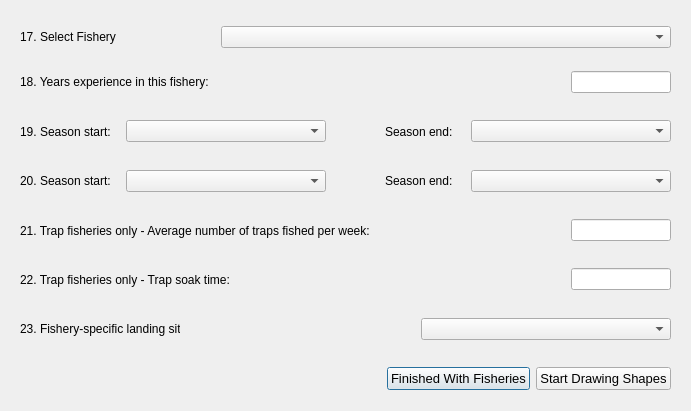
This is oom_st_kitts_nevis/Interview/selectfishery.ui in Ecotrust/openoceanmap-desktop as Qt 5 draws it before an edit. The edited form follows.
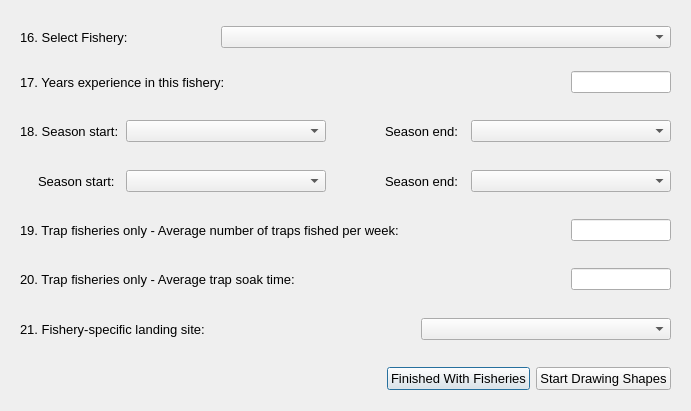
This is the edited form.

Patch:
```diff
--- a/oom_st_kitts_nevis/Interview/selectfishery.ui
+++ b/oom_st_kitts_nevis/Interview/selectfishery.ui
@@ -38,18 +38,23 @@
          <widget class="QLabel" name="fishery_text" >
           <property name="minimumSize" >
            <size>
-            <width>100</width>
+            <width>110</width>
             <height>0</height>
            </size>
           </property>
           <property name="maximumSize" >
            <size>
-            <width>100</width>
+            <width>110</width>
             <height>16777215</height>
            </size>
           </property>
+          <property name="font" >
+           <font>
+            <pointsize>10</pointsize>
+           </font>
+          </property>
           <property name="text" >
-           <string>17. Select Fishery :</string>
+           <string>16. Select Fishery:</string>
           </property>
          </widget>
         </item>
@@ -206,18 +211,23 @@
          <widget class="QLabel" name="label_3" >
           <property name="minimumSize" >
            <size>
-            <width>200</width>
+            <width>210</width>
             <height>0</height>
            </size>
           </property>
           <property name="maximumSize" >
            <size>
-            <width>200</width>
+            <width>210</width>
             <height>16777215</height>
            </size>
           </property>
+          <property name="font" >
+           <font>
+            <pointsize>10</pointsize>
+           </font>
+          </property>
           <property name="text" >
-           <string>18. Years experience in this fishery:</string>
+           <string>17. Years experience in this fishery:</string>
           </property>
          </widget>
         </item>
@@ -274,8 +284,13 @@
             <height>16777215</height>
            </size>
           </property>
+          <property name="font" >
+           <font>
+            <pointsize>10</pointsize>
+           </font>
+          </property>
           <property name="text" >
-           <string>19. Season start:</string>
+           <string>18. Season start:</string>
           </property>
          </widget>
         </item>
@@ -387,6 +402,11 @@
             <height>16777215</height>
            </size>
           </property>
+          <property name="font" >
+           <font>
+            <pointsize>10</pointsize>
+           </font>
+          </property>
           <property name="text" >
            <string>Season end:</string>
           </property>
@@ -497,8 +517,13 @@
             <height>16777215</height>
            </size>
           </property>
+          <property name="font" >
+           <font>
+            <pointsize>10</pointsize>
+           </font>
+          </property>
           <property name="text" >
-           <string>20. Season start:</string>
+           <string>     Season start:</string>
           </property>
          </widget>
         </item>
@@ -610,6 +635,11 @@
             <height>16777215</height>
            </size>
           </property>
+          <property name="font" >
+           <font>
+            <pointsize>10</pointsize>
+           </font>
+          </property>
           <property name="text" >
            <string>Season end:</string>
           </property>
@@ -710,18 +740,23 @@
          <widget class="QLabel" name="label_6" >
           <property name="minimumSize" >
            <size>
-            <width>350</width>
+            <width>390</width>
             <height>0</height>
            </size>
           </property>
           <property name="maximumSize" >
            <size>
-            <width>350</width>
+            <width>390</width>
             <height>16777215</height>
            </size>
           </property>
+          <property name="font" >
+           <font>
+            <pointsize>10</pointsize>
+           </font>
+          </property>
           <property name="text" >
-           <string>21. Trap fisheries only - Average number of traps fished per week:</string>
+           <string>19. Trap fisheries only - Average number of traps fished per week:</string>
           </property>
          </widget>
         </item>
@@ -778,8 +813,13 @@
             <height>16777215</height>
            </size>
           </property>
+          <property name="font" >
+           <font>
+            <pointsize>10</pointsize>
+           </font>
+          </property>
           <property name="text" >
-           <string>22. Trap fisheries only - Trap soak time:</string>
+           <string>20. Trap fisheries only - Average trap soak time:</string>
           </property>
          </widget>
         </item>
@@ -826,18 +866,23 @@
          <widget class="QLabel" name="label_8" >
           <property name="minimumSize" >
            <size>
-            <width>160</width>
+            <width>200</width>
             <height>0</height>
            </size>
           </property>
           <property name="maximumSize" >
            <size>
-            <width>160</width>
+            <width>200</width>
             <height>16777215</height>
            </size>
           </property>
+          <property name="font" >
+           <font>
+            <pointsize>10</pointsize>
+           </font>
+          </property>
           <property name="text" >
-           <string>23. Fishery-specific landing site:</string>
+           <string>21. Fishery-specific landing site:</string>
           </property>
          </widget>
         </item>
```
Left out of the diff: 2 changed lines with no effect on the pictures.
